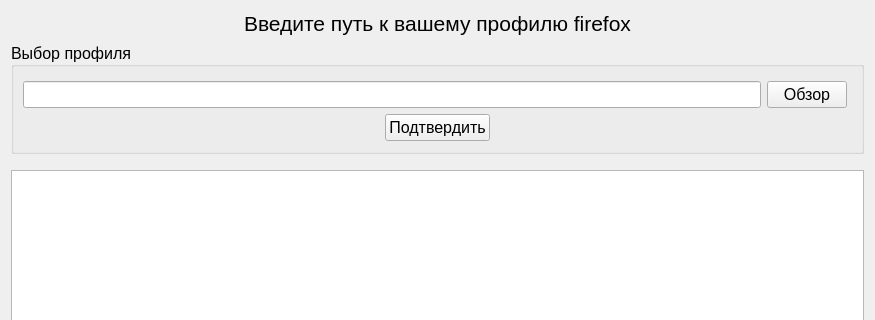
First picture: the form in forms/form.ui, repository Warh40k/browser_history_analyzer, before the edit; both pictures show x 0 to 875 and y 0 to 320 of the 875 by 669 pixel window.
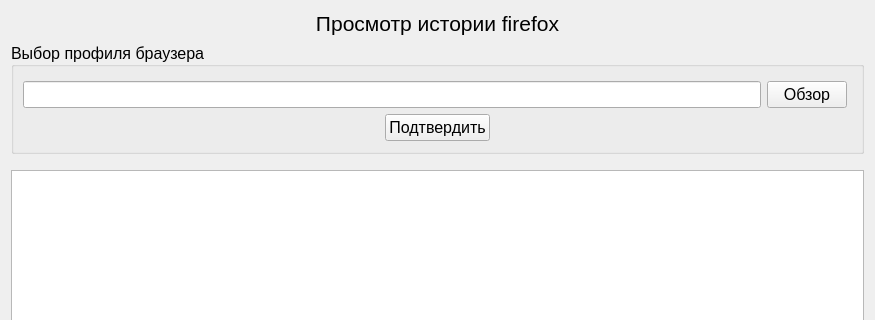
Second picture: the form after the edit.

Diff of the .ui file:
```diff
--- a/forms/form.ui
+++ b/forms/form.ui
@@ -34,7 +34,7 @@
       <enum>QFrame::NoFrame</enum>
      </property>
      <property name="text">
-      <string>Введите путь к вашему профилю firefox</string>
+      <string>Просмотр истории firefox</string>
      </property>
      <property name="textFormat">
       <enum>Qt::AutoText</enum>
@@ -64,7 +64,7 @@
       </font>
      </property>
      <property name="title">
-      <string>Выбор профиля</string>
+      <string>Выбор профиля браузера</string>
      </property>
      <property name="alignment">
       <set>Qt::AlignLeading|Qt::AlignLeft|Qt::AlignVCenter</set>
```
